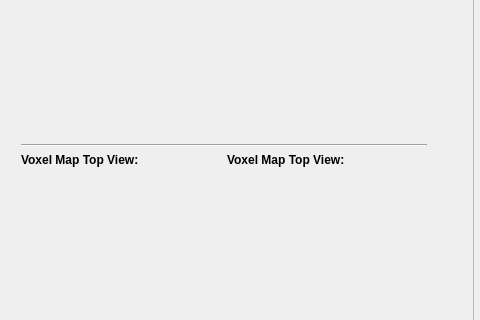
Before: the Qt Designer form mainwindow.ui in sled-group/danli_visualizer, drawn with Qt 5; both pictures show x 0 to 480 and y 228 to 548 of the 968 by 768 pixel window.
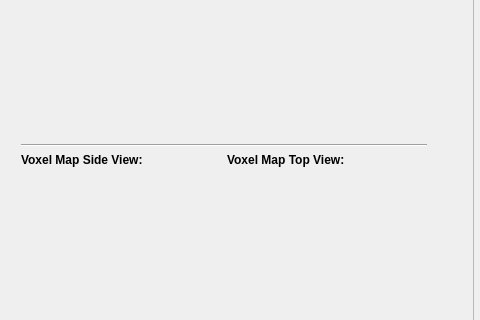
After: the same form once the commit is applied. Custom widgets are drawn as their Qt base class.

Commit message: fix typo in voxel side view

The edit to the form file:
```diff
--- a/mainwindow.ui
+++ b/mainwindow.ui
@@ -99,7 +99,7 @@
                </sizepolicy>
               </property>
               <property name="text">
-               <string>&lt;html&gt;&lt;head/&gt;&lt;body&gt;&lt;p&gt;&lt;span style=&quot; font-weight:700;&quot;&gt;Voxel Map Top View:&lt;/span&gt;&lt;/p&gt;&lt;/body&gt;&lt;/html&gt;</string>
+               <string>&lt;html&gt;&lt;head/&gt;&lt;body&gt;&lt;p&gt;&lt;span style=&quot; font-weight:700;&quot;&gt;Voxel Map Side View:&lt;/span&gt;&lt;/p&gt;&lt;/body&gt;&lt;/html&gt;</string>
               </property>
              </widget>
             </item>
```
Left out of the diff: 2 changed lines with no effect on the pictures.
